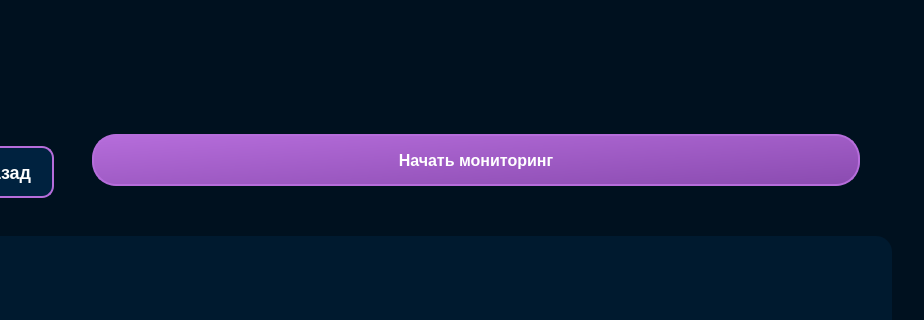
Above: BrainBit/neurosamples-main/Bit/ui/SignalScreenRuUI.ui from simai1/sfedu-hackathon-2025 before the change; both pictures show x 100 to 1024 and y 201 to 521 of the 1024 by 768 pixel window. Below: the same form after it.
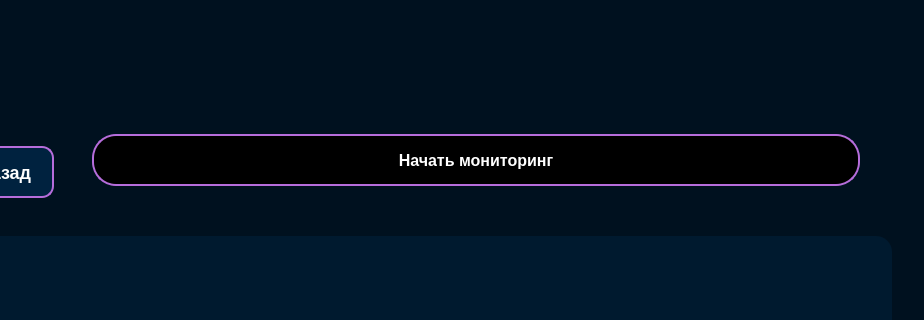
That is the form after the change.

```diff
--- a/BrainBit/neurosamples-main/Bit/ui/SignalScreenRuUI.ui
+++ b/BrainBit/neurosamples-main/Bit/ui/SignalScreenRuUI.ui
@@ -24,14 +24,14 @@
 }
 
 QPushButton {
-	background-color: qlineargradient(x1: 0, y1: 0, x2: 1, y2: 1, stop: 0 #B66DDB, stop: 1 #8A4BB0);
-	border-radius: 24px;
+	background-color: black;
+	border: 2px solid #B66DDB;
 	color: white;
 	font-size: 16px;
 	font-weight: 500;
 	height: 48px;
 	padding: 0 24px;
-	border: 2px solid #B66DDB;
+	border-radius: 24px;
 	transition: all 0.3s ease;
 }
 
```
Left out of the diff: 8 changed lines with no effect on the pictures.
